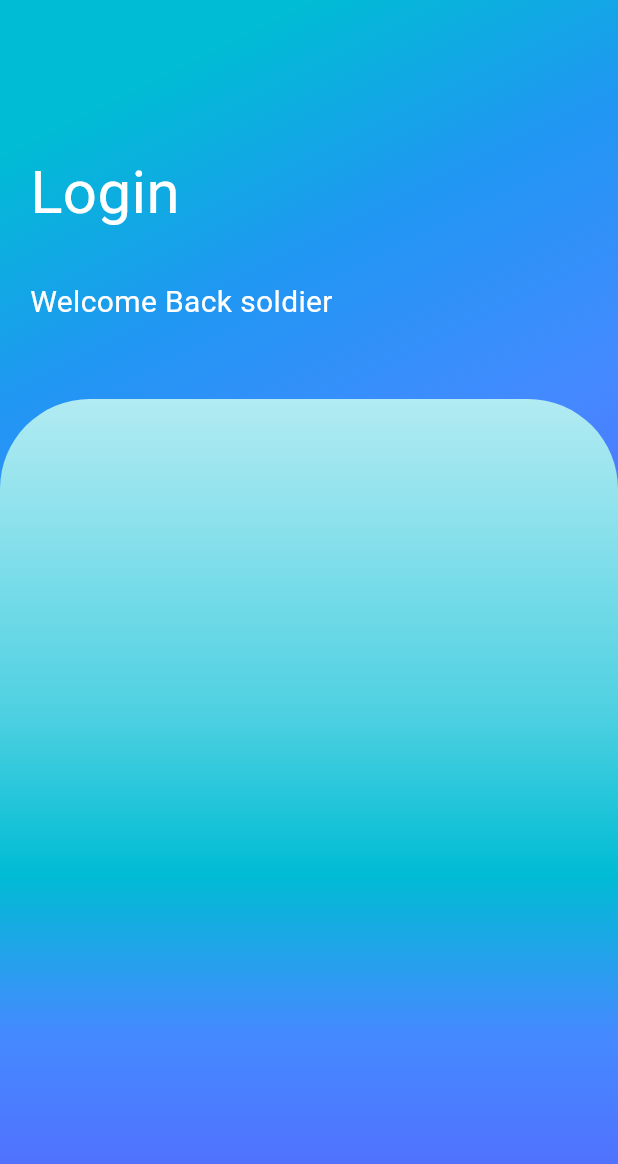
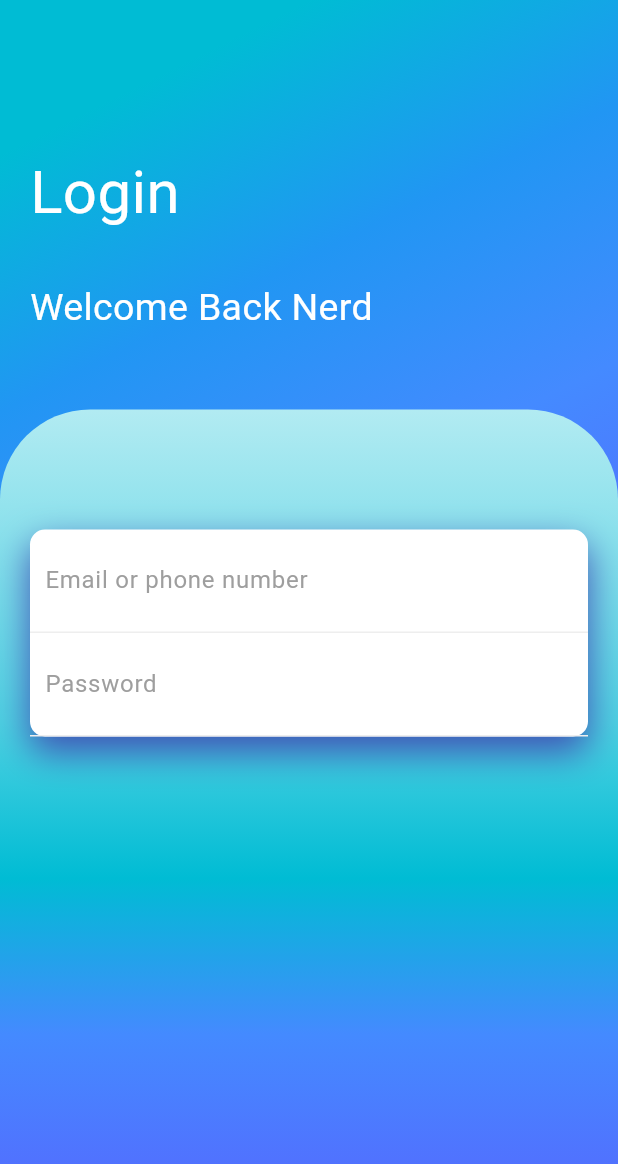
Before and after one commit to Nalla-Turing/App-Dev, a Flutter app: the screen it shows after launch, on a phone screen of 412 x 824 dp. Shown: the top 1164 px of the screen. Run offline on Flutter 3.47's test engine with Material 3 defaults, Android fonts, the phone set to English and light mode, and no system bars.

Commit message:
second update

```diff
--- a/login_page/lib/main.dart
+++ b/login_page/lib/main.dart
@@ -42,9 +42,9 @@ class HomePage extends StatelessWidget{
                       ),
                         SizedBox(height:30),
                         Text(
-                          "Welcome Back soldier",
+                          "Welcome Back Nerd",
                           style: TextStyle(color: Colors.white,
-                              fontSize: 20),
+                              fontSize: 25),
                         ),
                       ],
                     ),
@@ -74,15 +74,63 @@ class HomePage extends StatelessWidget{
                         padding: EdgeInsets.all(20),
                         child: Column(
                           children: <Widget>[
+                            SizedBox(height: 60,),
                             Container(
-                              padding: EdgeInsets.all(20),
                               decoration: BoxDecoration(
                                 color: Colors.white,
-                                borderRadius
+                                borderRadius: BorderRadius.circular(10),
                                 boxShadow: [BoxShadow(
-                                  color: Color.fromRGBO(225, 95, 27, 3)
+                                  color: Color.fromRGBO(63, 81, 181, 1),
+                                  blurRadius: 20,
+                                  offset: Offset(0, 10),
                                 ),]
-                              )
+                              ),
+
+                              child: Column(
+                                children: <Widget>[
+                                  Container(
+                                    padding:EdgeInsets.all(10),
+                                    decoration: BoxDecoration(
+                                      border: Border(
+                                        bottom: BorderSide(
+                                          color: Colors.grey[200]!,
+                                        ),
+                                      ),
+                                    ),
+
+                                    child: TextField(
+                                      decoration: InputDecoration(
+                                        hintText: "Email or phone number",
+                                        hintStyle: TextStyle(
+                                          color: Colors.grey,
+                                        ),
+                                        border: InputBorder.none
+                                      ),
+                                    ),
+                                  ),
+
+                                  Container(
+                                    padding:EdgeInsets.all(10),
+                                    decoration: BoxDecoration(
+                                      border: Border(
+                                        bottom: BorderSide(
+                                          color: Colors.grey[200]!,
+                                        ),
+                                      ),
+                                    ),
+
+                                    child: TextField(
+                                      decoration: InputDecoration(
+                                          hintText: "Password",
+                                          hintStyle: TextStyle(
+                                            color: Colors.grey,
+                                          ),
+                                          border: InputBorder.none
+                                      ),
+                                    ),
+                                  ),
+                                ],
+                              ),
                             ),
                           ],
                         ),
```
